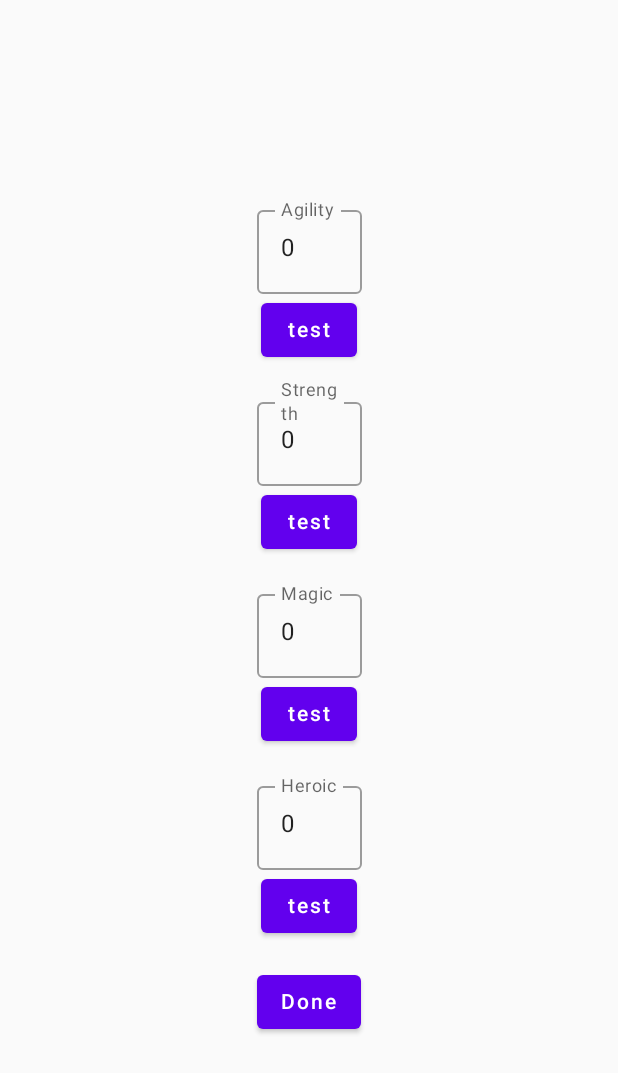
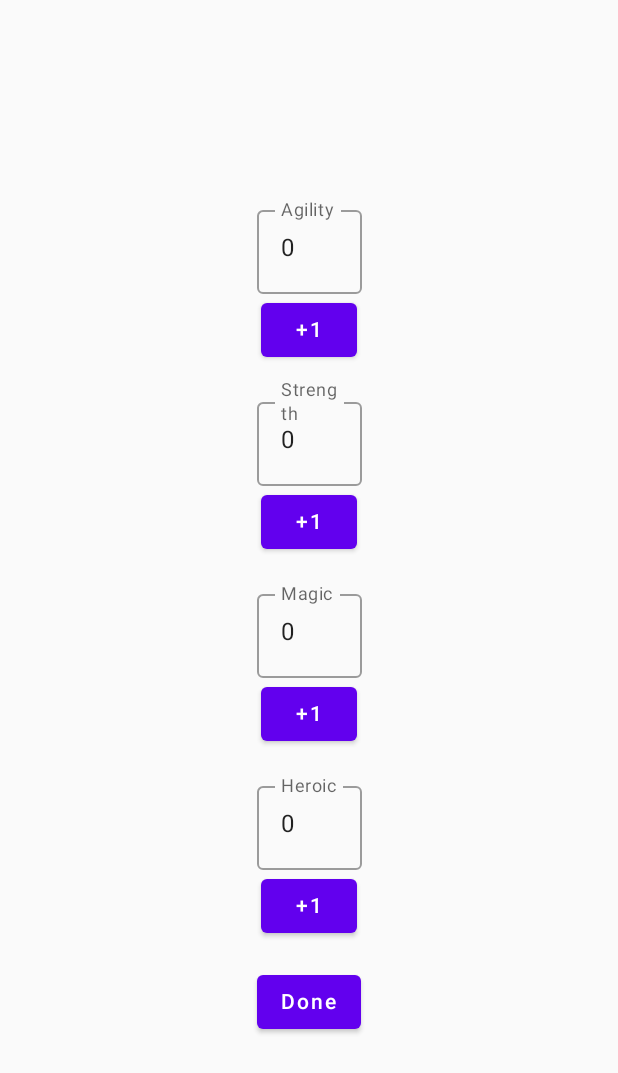
Before and after one commit to I-Adze/oneDeckDungeon, an Android app built with Jetpack Compose: the screen it shows after launch (MainActivity), on a phone screen of 412 x 824 dp. Shown: the top 1073 px of the screen. Run offline under Robolectric (Android 15) with nearby library versions, the phone set to English and light mode, and no system bars.

Commit message:
Add files via upload
Added some comments from what I can gather sections do. Added a "-1" button when selecting amount of dice and conditional checks so you cant add over eight dice (using buttons) and cant remove dice into negative values.

```diff
--- a/app/src/main/java/com/example/onedeckdungeon/MainActivity.kt
+++ b/app/src/main/java/com/example/onedeckdungeon/MainActivity.kt
@@ -45,7 +45,7 @@ fun DieWithButtonAndImage(
     var result by remember { mutableStateOf(1) }
     var rolled by remember { mutableStateOf(false) }
     val imageResource = when (result) {
-        1 -> R.drawable.dice_1
+        1 -> R.drawable.dice_1_blue
         2 -> R.drawable.dice_2
         3 -> R.drawable.dice_3
         4 -> R.drawable.dice_4
@@ -53,15 +53,23 @@ fun DieWithButtonAndImage(
         else -> R.drawable.dice_6
     }
 
+    /*
+    use coloured versions of the dice to negate the use of text down left side?
+    4x2 grid for each colour (max 8 dice per | 6 heroic in play at once)
+    "-" " Roll" "+" buttons under each section, amounts stick between rolls as levels
+    gained but not lost
+    */
+
     Row(modifier, verticalAlignment = Alignment.CenterVertically) {
         Text(
             text = die.color.displayName,
-            color = Color.Red,
+            color = Color.Red, //text colour
             modifier = Modifier.drawBehind {
                 drawCircle(
                     color = die.color.displayColor,
                     radius = this.size.maxDimension
                 )
+                // draws circle behind text, circle is colour of the dice type
             },
         )
         Spacer(modifier = Modifier.height(16.dp))
@@ -75,15 +83,20 @@ fun DieWithButtonAndImage(
     }
 }
 
+
+
 @Composable
 fun DieSelector(modifier: Modifier, label: String, num: Int, onNumChange: (Int) -> Unit) {
     Row(modifier, verticalAlignment = Alignment.CenterVertically) {
         OutlinedTextField(
             modifier = modifier.width(70.dp),
+            // input box width
             value = num.toString(),
             keyboardOptions = KeyboardOptions(keyboardType = KeyboardType.Number),
+            // Sets keyboard screen to numbers rather than text
             onValueChange = { value ->
                 if (value.length in 1..2) {
+                    // limits to two digit values for input (can +1 button into 3 digits)
                     onNumChange(value.filter { it.isDigit() }.toInt())
                 }
             },
@@ -91,9 +104,39 @@ fun DieSelector(modifier: Modifier, label: String, num: Int, onNumChange: (Int)
         )
     }
 
-    Button(onClick = { onNumChange(num + 1) }) {
-        Text(text = "test")
+    @Composable
+    fun PlusOne() {
+        Button(onClick = { onNumChange(num + 1) }) {
+            // Increase num value by one
+            Text(text = "+1")
+            // Button text
+        }
     }
+    @Composable
+    fun MinusOne() {
+        Button(onClick = { onNumChange(num - 1) }) {
+            // Decrease num value by one
+            Text(text = "-1")
+            // Button text
+        }
+    }
+
+    if (num in 1..8) {
+        PlusOne()
+        MinusOne()
+    } else if (num < 1) {
+        PlusOne()
+    } else {
+        MinusOne()
+    }
+    /*
+    if dice amount below one, only show "+1" button so dice cant be negative
+    if dice amount between one and eight show both "+1" & "-1" buttons
+    if dice amount above eight only show "-1" as eight is maximum dice amount in game
+
+    PlusOne and MinusOne function to clean repetitive code, unsure if correct placement
+    but unsure how to access DieSelector values if created outside of this function.
+     */
 }
 
 @Composable
```
